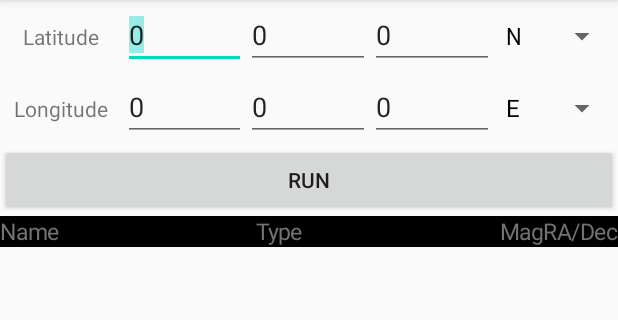
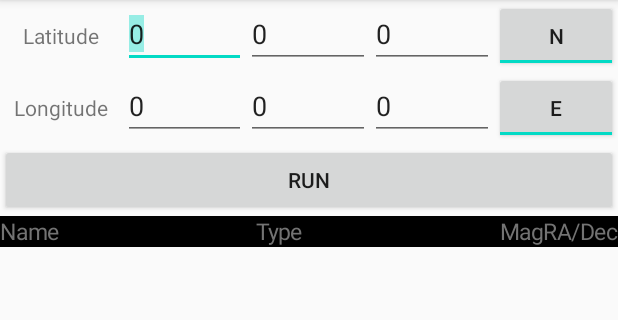
Before and after one commit to Malyedbu/SeeAstro, an Android app: the screen it shows after launch (MainActivity), on a phone screen of 412 x 824 dp, the part 84-404 px from its top. Run offline under Robolectric (Android 15) with nearby library versions, the phone set to English and light mode, and no system bars; libraries missing offline, so code that uses them is left out: com.opencsv; 1 statement that could not run was skipped.

```diff
--- a/app/src/main/AndroidManifest.xml
+++ b/app/src/main/AndroidManifest.xml
@@ -17,6 +17,7 @@
                 <category android:name="android.intent.category.LAUNCHER" />
             </intent-filter>
         </activity>
+        <activity android:name=".MainActivity$SpinnerActivity" />
     </application>
 
 </manifest>
--- a/app/src/main/java/dev/budd/seeastro/Coordinate.java
+++ b/app/src/main/java/dev/budd/seeastro/Coordinate.java
@@ -1,35 +1,34 @@
 package dev.budd.seeastro;
 
-import android.widget.FrameLayout;
 
-public class Coordinate {
+class Coordinate {
 
     //all values stored in radians
-    private double ra;
-    private double dec;
+    private final double ra;
+    private final double dec;
 
-    private double raDeg;
-    private double raMin;
-    private double raSec;
+    private final double raDeg;
+    private final double raMin;
+    private final double raSec;
 
     private double decDeg;
-    private double decMin;
+    private final double decMin;
     private double decSec;
 
     public Coordinate(double ra, double dec){
         this.ra = ra;
         this.dec = dec;
+
         this.raDeg = Math.floor(Math.toDegrees(ra) / 15);
         double temp = ((Math.toDegrees(ra) / 15) - raDeg) * 60;
         this.raMin = Math.floor(temp);
         this.raSec = Math.round((temp - raMin) * 60);
 
         this.decDeg = Math.floor(Math.toDegrees(Math.abs(dec)));
-        Double temp2 = ((Math.toDegrees(Math.abs(dec))) - this.decDeg) * 60;
+        double temp2 = ((Math.toDegrees(Math.abs(dec))) - this.decDeg) * 60;
         this.decMin = Math.floor(temp2);
         long decSec = Math.round((temp2 - decMin) * 60);
         this.decDeg = (dec < 0) ? this.decDeg *= -1 : this.decDeg;
-        //System.out.println("New Coord: " + Math.round(raDeg) + ":"+ Math.round(raMin) + ":"+ Math.round(raSec) + " | "  + Math.round(decDeg) + ":"+ Math.round(decMin) + ":"+ Math.round(decSec));
     }
 
     public double getRa(){
@@ -40,14 +39,6 @@ public class Coordinate {
         return this.dec;
     }
 
-    public Coordinate(double raDeg, double raMin, double raSec, double decDeg, double decMin, double decSec){
-        this.raDeg = raDeg;
-        this.raMin = raMin;
-        this.raSec = raSec;
-        this.decDeg = decDeg;
-        this.decMin = decMin;
-        this.decSec = decSec;
-    }
 
     public void printCoordinate(){
 //        System.out.println("Radians:--------------");
@@ -65,10 +56,10 @@ public class Coordinate {
 
     }
 
-    double getRADegrees(){
-        return Math.round(Math.toDegrees(this.ra));
+    long getRADegrees(){
+        return Math.round(Math.toDegrees(this.ra)) / 15;
     }
-    double getDecDegrees(){
+    long getDecDegrees(){
         return Math.round(Math.toDegrees(this.dec));
     }
 
@@ -79,4 +70,17 @@ public class Coordinate {
         }
         return x;
     }
+
+    double getDecimalHours(){
+
+        return (ra * (180 / Math.PI)) / 15;
+
+    }
+    double getZenithDecimalHours(){
+
+        return Math.toDegrees(ra);
+    }
+    double getDecimalDegrees(){
+        return dec * (180 / Math.PI);
+    }
 }
--- a/app/src/main/java/dev/budd/seeastro/MainActivity.java
+++ b/app/src/main/java/dev/budd/seeastro/MainActivity.java
@@ -6,18 +6,16 @@ import android.app.Activity;
 import android.content.Context;
 import android.content.SharedPreferences;
 import android.content.res.AssetManager;
-import android.content.res.Resources;
 import android.os.Bundle;
 import android.view.Gravity;
 import android.view.View;
 import android.widget.AdapterView;
-import android.widget.ArrayAdapter;
+import android.widget.CompoundButton;
 import android.widget.EditText;
-import android.widget.Spinner;
 import android.widget.TableLayout;
 import android.widget.TableRow;
 import android.widget.TextView;
-import android.widget.Toast;
+import android.widget.ToggleButton;
 
 import com.opencsv.CSVReader;
 
@@ -37,22 +35,25 @@ import java.util.Map;
 
 public class MainActivity extends AppCompatActivity {
 
-    private static final double VISIBLE_RANGE_RADIANS = 0.4;
+    private static final double VISIBLE_RANGE_RADIANS = 0.1;
+    private static final double VISIBLE_RANGE_DEGREES = 45;
     private static  ArrayList<SpaceObject> SPACE_OBJECT_ARRAY_LIST;
 
     //Greenwich Default Longitude lat/long
-    int latDeg = 33;
-    int latMin = 44;
-    int latSec = 10;
-    String latitudeChar = "S";
+    private int latDeg = 33;
+    private int latMin = 44;
+    private int latSec = 10;
+    private String latitudeChar = "S";
 
-    int longDeg = 151;
-    int longMin = 12;
-    int longSec = 52;
-    String longitudeChar = "E";
+    private int longDeg = 151;
+    private int longMin = 12;
+    private int longSec = 53;
+    private String longitudeChar = "E";
 
-    Spinner latSpinner;
-    Spinner longSpinner;
+    private ToggleButton latToggle;
+    private ToggleButton longToggle;
+
+    int count = 0;
 
 
     @Override
@@ -61,15 +62,36 @@ public class MainActivity extends AppCompatActivity {
         setContentView(R.layout.activity_main);
 
         SPACE_OBJECT_ARRAY_LIST = readCSVIntoObjects();
-        latSpinner = findViewById(R.id.dropDownSpinnerLatitude);
-        longSpinner = findViewById(R.id.dropDownSpinnerLongitude);
+        latToggle = findViewById(R.id.latCompassToggle);
+        longToggle = findViewById(R.id.longCompassToggle);
 
-        ArrayAdapter<CharSequence>  latAdaptor = ArrayAdapter.createFromResource(this, R.array.northSouth, android.R.layout.simple_spinner_dropdown_item);
-        ArrayAdapter<CharSequence>  longAdaptor = ArrayAdapter.createFromResource(this, R.array.eastWest, android.R.layout.simple_spinner_dropdown_item);
-        latSpinner.setAdapter(latAdaptor);
-        longSpinner.setAdapter(longAdaptor);
-        latSpinner.setOnItemSelectedListener(new SpinnerActivity());
-        longSpinner.setOnItemSelectedListener(new SpinnerActivity());
+        latToggle.setOnCheckedChangeListener(new CompoundButton.OnCheckedChangeListener() {
+            @Override
+            public void onCheckedChanged(CompoundButton buttonView, boolean isChecked) {
+                if(isChecked){
+                    System.out.println(latToggle.getTextOn().toString());
+                    latitudeChar = latToggle.getTextOn().toString();
+                }else{
+                    System.out.println(latToggle.getTextOff().toString());
+                    latitudeChar = latToggle.getTextOff().toString();
+                }
+
+            }
+        });
+
+        longToggle.setOnCheckedChangeListener(new CompoundButton.OnCheckedChangeListener() {
+            @Override
+            public void onCheckedChanged(CompoundButton buttonView, boolean isChecked) {
+                if(isChecked){
+                    System.out.println(longToggle.getTextOn().toString());
+                    longitudeChar = longToggle.getTextOn().toString();
+                }else{
+                    System.out.println(longToggle.getTextOff().toString());
+                    longitudeChar = longToggle.getTextOff().toString();
+                }
+            }
+        });
+
         setLocationPreferences();
         startAnalysis();
     }
@@ -105,9 +127,10 @@ public class MainActivity extends AppCompatActivity {
 
     }
 
-    public void startAnalysis(){
+    private void startAnalysis(){
         //look for existing location preferences.
         setLocationPreferences();
+        System.out.println("analysing For: " + latDeg + ":" + latMin + ":" + latSec + latitudeChar + " " + longDeg + ":" + longMin + ":" + longSec + longitudeChar);
 
         Date currentTime = Calendar.getInstance().getTime();
         Calendar now = Calendar.getInstance();
@@ -130,18 +153,23 @@ public class MainActivity extends AppCompatActivity {
         double stSec = Math.round(60 * (60 * remainder(LMST) - stMin));
         System.out.println("LMST: " + "H:" + stHour + " M:" + stMin + " S:" + stSec);
 
-        Coordinate zenith = new Coordinate(Math.toRadians(decimalFromDegrees(stHour, stMin, stSec)), Math.toRadians(getLatitude(latDeg, latMin, latSec)));
+        double zenithRA = Math.toRadians(decimalFromDegrees(stHour, stMin, stSec));
+        double zenithDec = Math.toRadians(getLatitude(latDeg, latMin, latSec));
+        Coordinate zenith = new Coordinate(zenithRA, zenithDec);
+        System.out.println("Zenith in Raw: " + zenithRA + ":" + zenithDec);
+        System.out.println("Zenith in Deg: " + zenith.getZenithDecimalHours() + ":" + zenith.getDecimalDegrees());
         List<SpaceObject> visibleObjects = visibleObjects(SPACE_OBJECT_ARRAY_LIST, zenith);
         visibleObjects = sortBrightest(visibleObjects);
         System.out.println("Brightest Object: " + visibleObjects.get(0).getName());
-        addToView(visibleObjects);
+        if(visibleObjects.size() > 1000){
+            addToView(visibleObjects.subList(0, 999));
+        }else {
+            addToView(visibleObjects);
+        }
     }
 
     private void setLocationPreferences(){
         SharedPreferences sharedPreferences = this.getPreferences(Context.MODE_PRIVATE);
-        System.out.println("Saved Preferences");
-        System.out.println("SLP: User Lats: " + latDeg + " " + latMin + " " + latSec);
-        System.out.println("SLP: User Longs: " + longDeg + " " + longMin + " " + longSec);
 
         int defaultLatDeg = getResources().getInteger(R.integer.defaultLatDeg);
         int userLatDeg = sharedPreferences.getInt(getString(R.string.userLatDeg), defaultLatDeg);
@@ -175,23 +203,36 @@ public class MainActivity extends AppCompatActivity {
         showUsedLocation();
     }
 
+    /**
+     * TODO: Need to work out a way to programatically set the N/S E/W spinners from here.
+     * TODO: I think we wont be able to use spinners.
+     */
     private void showUsedLocation(){
-        /**
-         * TODO: Need to work out a way to programatically set the N/S E/W spinners from here.
-         * TODO: I think we wont be able to use spinners.
-         */
+
         EditText latD = findViewById(R.id.latitudeDegreeEditText);
         EditText latM = findViewById(R.id.latitudeMinuteEditText);
         EditText latS = findViewById(R.id.latitudeSecondEditText);
         EditText longD = findViewById(R.id.longitudeDegreeEditText);
         EditText longM = findViewById(R.id.longitudeMinuteEditText);
         EditText longS = findViewById(R.id.longitudeSecondEditText);
+        ToggleButton latButton = findViewById(R.id.latCompassToggle);
+        ToggleButton longButton = findViewById(R.id.longCompassToggle);
+
         latD.setText(String.valueOf(latDeg));
         latM.setText(String.valueOf(latMin));
         latS.setText(String.valueOf(latSec));
         longD.setText(String.valueOf(longDeg));
         longM.setText(String.valueOf(longMin));
         longS.setText(String.valueOf(longSec));
+
+        if(!latButton.getText().toString().matches(latitudeChar)){
+            latButton.toggle();
+        }
+        if(!longButton.getText().toString().matches(longitudeChar)){
+            longButton.toggle();
+        }
+
+
     }
 
     /**
@@ -221,11 +262,10 @@ public class MainActivity extends AppCompatActivity {
         return decimalFromDegrees(deg, min, sec);
     }
     private double getLatitude(double deg, double min, double sec){
-        if (longitudeChar.matches("S")){
+        if (latitudeChar.matches("S")){
             System.out.println("negative latitude");
             deg *= -1;
         }
-        System.out.println(decimalFromDegrees(deg, min, sec));
         return decimalFromDegrees(deg, min, sec);
     }
 
@@ -256,17 +296,60 @@ public class MainActivity extends AppCompatActivity {
         System.out.println("Degree Range:" + Math.toDegrees(VISIBLE_RANGE_RADIANS));
         ArrayList<SpaceObject> visible = new ArrayList<>();
         for (SpaceObject obj: objectList){
-            if (!obj.isStar() && !obj.getRA().isEmpty() && !obj.getDec().isEmpty()) {
+            if (!obj.isOther() && !obj.isStar() && !obj.getRA().isEmpty() && !obj.getDec().isEmpty()) {
                 Coordinate objCoordinate = new Coordinate(Double.parseDouble(obj.getRA()), Double.parseDouble(obj.getDec()));
-                if (coordinatesCanSee(zenith, objCoordinate, VISIBLE_RANGE_RADIANS)) {
-                    double degreeRange = Math.toDegrees(VISIBLE_RANGE_RADIANS);
-                    String radecO = obj.getShortenedRADecString();
+                //if (coordinatesCanSee(zenith, objCoordinate, VISIBLE_RANGE_RADIANS)) {
+                //if (newNewCoordinatesCanSee(zenith, objCoordinate)) {
+                if (canSee(zenith, objCoordinate)) {
+                    System.out.println(obj.getName());
                     visible.add(obj);
                 }
             }
         }
         System.out.println(visible.size() + " visible objects.");
+        //testCoordinates();
         return visible;
+    }
+
+    private boolean canSee(Coordinate zen, Coordinate obj){
+        double alpha1;
+        double alpha2;
+        double delta1;
+        double delta2;
+
+        alpha1 = zen.getZenithDecimalHours();
+        alpha1 = Math.toRadians(alpha1);
+
+        delta1 = zen.getDecimalDegrees();
+        delta1 = Math.toRadians(delta1);
+
+        alpha2 = obj.getDecimalHours();
+        alpha2 = Math.toRadians(alpha2);
+
+        delta2 = obj.getDecimalDegrees();
+        delta2 = Math.toRadians(delta2);
+
+        double t =  Math.sin(delta1)*Math.sin(delta2) + Math.cos(delta1)*Math.cos(delta2)*Math.cos(15*(alpha1 - alpha2));
+        double answer = arccos(t);
+
+        return answer < VISIBLE_RANGE_DEGREES;
+
+    }
+
+    private double d2r(double d){
+        return d * Math.PI / 180;
+    }
+    private double r2d(double d){
+        return d * 180 / Math.PI;
+    }
+    private double arccos(double d){
+        double ret;
+        if (d == 1){
+            ret = 0;
+        }else{
+            ret = 1.570796327 - Math.atan(d / Math.sqrt(-1 * d * d + 1));
+        }
+        return r2d(ret);
     }
 
     /**
@@ -319,9 +402,10 @@ public class MainActivity extends AppCompatActivity {
         tableLayout.addView(headings);
         int count = 0;
         for(SpaceObject object: objects) {
-
+            //System.out.println(object.getName() + ": " + degreeFromDecimal(Double.parseDouble(object.getRA()), Double.parseDouble(object.getDec())));
             TableRow objectRow = new TableRow(this);
             objectRow.setLayoutParams(new TableLayout.LayoutParams(TableLayout.LayoutParams.MATCH_PARENT, TableLayout.LayoutParams.MATCH_PARENT));
+            objectRow.setPadding(0, 20, 0, 20);
 
             TextView name = new TextView(this);
             TextView type = new TextView(this);
@@ -338,19 +422,10 @@ public class MainActivity extends AppCompatActivity {
                 tv.setGravity(Gravity.CENTER);
             }
 
-//            name.setLayoutParams(new TableRow.LayoutParams(TableRow.LayoutParams.WRAP_CONTENT, TableRow.LayoutParams.WRAP_CONTENT, 2f));
-//            type.setLayoutParams(new TableRow.LayoutParams(TableRow.LayoutParams.WRAP_CONTENT, TableRow.LayoutParams.WRAP_CONTENT, 2f));
-//            brightness.setLayoutParams(new TableRow.LayoutParams(TableRow.LayoutParams.WRAP_CONTENT, TableRow.LayoutParams.WRAP_CONTENT, 2f));
-//            radec.setLayoutParams(new TableRow.LayoutParams(TableRow.LayoutParams.WRAP_CONTENT, TableRow.LayoutParams.WRAP_CONTENT, 2f));
-//
-//            name.setGravity(Gravity.CENTER);
-//            brightness.setGravity(Gravity.CENTER);
-//            radec.setGravity(Gravity.CENTER);
-
             name.setText(object.getName());
             type.setText(object.getType());
-            Double betterBrightness = round(object.getBrightness(), 2);
-            brightness.setText(betterBrightness.toString());
+            double betterBrightness = round(object.getBrightness(), 2);
+            brightness.setText(String.valueOf(betterBrightness));
             radec.setText(object.getShortenedRADecString());
 
             objectRow.addView(name);
@@ -382,8 +457,8 @@ public class MainActivity extends AppCompatActivity {
             EditText longD = findViewById(R.id.longitudeDegreeEditText);
             EditText longM = findViewById(R.id.longitudeMinuteEditText);
             EditText longS = findViewById(R.id.longitudeSecondEditText);
-            Spinner latChar = findViewById(R.id.dropDownSpinnerLatitude);
-            Spinner longChar = findViewById(R.id.dropDownSpinnerLongitude);
+            ToggleButton latToggle = findViewById(R.id.latCompassToggle);
+            ToggleButton longToggle = findViewById(R.id.longCompassToggle);
 
             latDeg = Integer.parseInt(latD.getText().toString());
             latMin = Integer.parseInt(latM.getText().toString());
@@ -391,8 +466,8 @@ public class MainActivity extends AppCompatActivity {
             longDeg = Integer.parseInt(longD.getText().toString());
             longMin = Integer.parseInt(longM.getText().toString());
             longSec = Integer.parseInt(longS.getText().toString());
-            latChar.callOnClick();
-            longChar.callOnClick();
+            latitudeChar = latToggle.getText().toString();
+            longitudeChar = longToggle.getText().toString();
 
             SharedPreferences sharedPreferences = this.getPreferences(Context.MODE_PRIVATE);
             SharedPreferences.Editor editor = sharedPreferences.edit();
@@ -406,24 +481,14 @@ public class MainActivity extends AppCompatActivity {
             editor.putString(getString(R.string.userNorthSouth), latitudeChar);
             editor.putString(getString(R.string.userEastWest), longitudeChar);
 
-//            editor.putInt("userLatDeg", latDeg);
-//            editor.putInt("userLatMin", latMin);
-//            editor.putInt("userLatSec", latSec);
-//            editor.putInt("userLongDeg", longDeg);
-//            editor.putInt("userLongMin", longMin);
-//            editor.putInt("userLongSec", longSec);
-//            editor.putString(getString(R.string.userNorthSouth), latitudeChar);
-//            editor.putString(getString(R.string.userEastWest), longitudeChar);
-
-            //editor.apply(); //in background
-            editor.commit();  //immediately
+            editor.apply();
 
             Map<String, ?> temp = sharedPreferences.getAll();
             System.out.println("New Vars: " + temp);
 
 
         }catch(NumberFormatException e){
-            Toast.makeText(this, "Please Enter Valid Numbers", Toast.LENGTH_SHORT);
+
         }
         System.out.println("Set new variables...");
         startAnalysis();
@@ -441,6 +506,28 @@ public class MainActivity extends AppCompatActivity {
     private double decimalFromDegrees(double deg, double min, double sec){
 
         return deg + (min / 60.0) + (sec / 3600.0);
+    }
+
+    private String degreeFromDecimal( double ra, double dec){
+        double raDeg = Math.floor(Math.toDegrees(ra) / 15);
+        Double temp = ((Math.toDegrees(ra) / 15) - raDeg) * 60;
+        Double raMin = Math.floor(temp);
+        long raSec = Math.round((temp - raMin) * 60);
+
+        Double decDeg = Math.floor(Math.toDegrees(Math.abs(dec)));
+        Double temp2 = ((Math.toDegrees(Math.abs(dec))) - decDeg) * 60;
+        Double decMin = Math.floor(temp2);
+        long decSec = Math.round((temp2 - decMin) * 60);
+        decDeg = (dec < 0) ? decDeg *= -1 : decDeg;
+        return Math.round(raDeg) + ":"+ Math.round(raMin) + ":"+ Math.round(raSec) + " | "  + Math.round(decDeg) + ":"+ Math.round(decMin) + ":"+ Math.round(decSec);
+    }
+
+    private double radianIntoHoursRadian(double ra){
+        double raDeg = Math.floor(Math.toDegrees(ra) / 15);
+        Double temp = ((Math.toDegrees(ra) / 15) - raDeg) * 60;
+        Double raMin = Math.floor(temp);
+        long raSec = Math.round((temp - raMin) * 60);
+        return decimalFromDegrees(raDeg, raMin, raSec);
     }
 
 
@@ -474,7 +561,7 @@ public class MainActivity extends AppCompatActivity {
         Double raMin = Math.floor(temp);
         long raSec = Math.round((temp - raMin) * 60);
 
-        Double decDeg = Math.floor(Math.toDegrees(Math.abs(dec)));
+        double decDeg = Math.floor(Math.toDegrees(Math.abs(dec)));
         Double temp2 = ((Math.toDegrees(Math.abs(dec))) - decDeg) * 60;
         Double decMin = Math.floor(temp2);
         long decSec = Math.round((temp2 - decMin) * 60);
@@ -514,6 +601,16 @@ public class MainActivity extends AppCompatActivity {
         return x;
     }
 
+
+
+    private static double round(double value, int places) {
+        if (places < 0) throw new IllegalArgumentException();
+
+        BigDecimal bd = BigDecimal.valueOf(value);
+        bd = bd.setScale(places, RoundingMode.HALF_UP);
+        return bd.doubleValue();
+    }
+
     public class SpinnerActivity extends Activity implements AdapterView.OnItemSelectedListener{
 
         @Override
@@ -534,12 +631,5 @@ public class MainActivity extends AppCompatActivity {
         }
     }
 
-    public static double round(double value, int places) {
-        if (places < 0) throw new IllegalArgumentException();
-
-        BigDecimal bd = BigDecimal.valueOf(value);
-        bd = bd.setScale(places, RoundingMode.HALF_UP);
-        return bd.doubleValue();
-    }
 
 }
--- a/app/src/main/res/layout/activity_main.xml
+++ b/app/src/main/res/layout/activity_main.xml
@@ -35,7 +35,9 @@
                 android:layout_weight="1"
                 android:ems="10"
                 android:inputType="number"
-                android:selectAllOnFocus="true" />
+                android:selectAllOnFocus="true"
+                android:hint="@string/hintDeg"
+                android:autofillHints="@string/hintDeg" />
 
             <EditText
                 android:id="@+id/latitudeMinuteEditText"
@@ -44,7 +46,9 @@
                 android:layout_weight="1"
                 android:ems="10"
                 android:inputType="number"
-                android:selectAllOnFocus="true" />
+                android:selectAllOnFocus="true"
+                android:hint="@string/hintMin"
+                android:autofillHints="@string/hintMin" />
 
             <EditText
                 android:id="@+id/latitudeSecondEditText"
@@ -53,13 +57,18 @@
                 android:layout_weight="1"
                 android:ems="10"
                 android:inputType="number"
-                android:selectAllOnFocus="true" />
+                android:selectAllOnFocus="true"
+                android:hint="@string/hintSec"
+                android:autofillHints="@string/hintSec" />
 
-            <Spinner
-                android:id="@+id/dropDownSpinnerLatitude"
+            <ToggleButton
+                android:id="@+id/latCompassToggle"
                 android:layout_width="0dp"
                 android:layout_height="wrap_content"
-                android:layout_weight="1" />
+                android:layout_weight="1"
+                android:checked="true"
+                android:textOn="@string/toggleNorth"
+                android:textOff="@string/toggleSouth"/>
 
         </LinearLayout>
 
@@ -84,7 +93,9 @@
                 android:layout_weight="1"
                 android:ems="10"
                 android:inputType="number"
-                android:selectAllOnFocus="true" />
+                android:selectAllOnFocus="true"
+                android:hint="@string/hintDeg"
+                android:autofillHints="@string/hintDeg" />
 
             <EditText
                 android:id="@+id/longitudeMinuteEditText"
@@ -93,7 +104,9 @@
                 android:layout_weight="1"
                 android:ems="10"
                 android:inputType="number"
-                android:selectAllOnFocus="true" />
+                android:selectAllOnFocus="true"
+                android:hint="@string/hintMin"
+                android:autofillHints="@string/hintMin" />
 
             <EditText
                 android:id="@+id/longitudeSecondEditText"
@@ -102,13 +115,18 @@
                 android:layout_weight="1"
                 android:ems="10"
                 android:inputType="number"
-                android:selectAllOnFocus="true" />
+                android:selectAllOnFocus="true"
+                android:hint="@string/hintSec"
+                android:autofillHints="@string/hintSec" />
 
-            <Spinner
-                android:id="@+id/dropDownSpinnerLongitude"
+            <ToggleButton
+                android:id="@+id/longCompassToggle"
                 android:layout_width="0dp"
                 android:layout_height="wrap_content"
-                android:layout_weight="1" />
+                android:layout_weight="1"
+                android:checked="true"
+                android:textOn="@string/toggleEast"
+                android:textOff="@string/toggleWest"/>
         </LinearLayout>
 
 
@@ -133,7 +151,7 @@
                 <TextView
                     android:layout_width="0dp"
                     android:layout_weight="1"
-                    android:gravity="left"
+                    android:gravity="start"
                     android:text="@string/objectName" />
 
                 <TextView
@@ -145,7 +163,7 @@
                 <TextView
                     android:layout_width="0dp"
                     android:layout_weight="1"
-                    android:gravity="right"
+                    android:gravity="end"
                     android:text="@string/objectName" />
             </TableLayout>
 
--- a/app/src/main/res/values/strings.xml
+++ b/app/src/main/res/values/strings.xml
@@ -3,15 +3,6 @@
     <string name="latitude">Latitude</string>
     <string name="longitude">Longitude</string>
     <string name="run">Run</string>
-    <string name="number_of_results">Number of Results</string>
-    <string-array name="eastWest">
-        <item>E</item>
-        <item>W</item>
-    </string-array>
-    <string-array name="northSouth">
-        <item>N</item>
-        <item>S</item>
-    </string-array>
     <string name="objectName">Name</string>
     <string name="objectBrightness">Mag</string>
     <string name="objectType">Type</string>
@@ -29,4 +20,13 @@
     <string name ="defaultLatCompass">N</string>
     <string name ="defaultLongCompass">E</string>
 
+    <string name="toggleNorth">N</string>
+    <string name="toggleSouth">S</string>
+    <string name="toggleEast">E</string>
+    <string name="toggleWest">W</string>
+
+    <string name="hintDeg">Deg</string>
+    <string name="hintMin">Min</string>
+    <string name="hintSec">Sec</string>
+
 </resources>
```
Also changed, not shown: app/src/main/java/dev/budd/seeastro/SpaceObject.java (+15 -3 lines).
